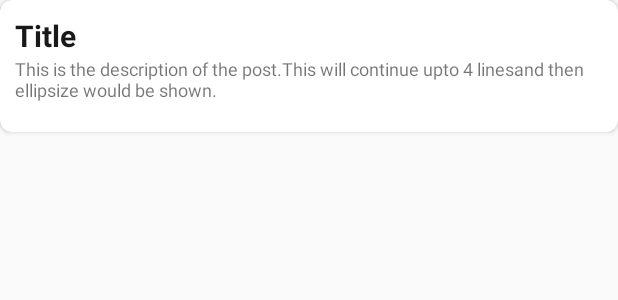
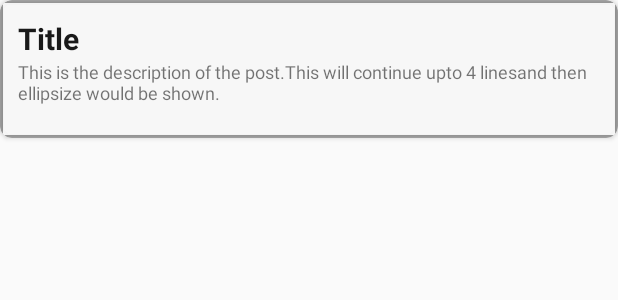
Before and after one commit to RoliVerma/Xnary, an Android app: the layout feed_layout.xml on its own in the app's theme, with its tools: preview values and no code run, on a phone screen of 412 x 824 dp. Shown: the top 300 px of the screen. Run offline under Robolectric (Android 15) with nearby library versions, the phone set to English and light mode, and no system bars.

```diff
--- a/Code/Platform/app/build.gradle
+++ b/Code/Platform/app/build.gradle
@@ -44,4 +44,6 @@ dependencies {
     implementation 'com.google.android.material:material:1.2.0-alpha06'
     implementation 'com.android.support:multidex:1.0.3'
     implementation 'de.hdodenhof:circleimageview:3.1.0'
+    implementation 'com.github.bumptech.glide:glide:4.11.0'
+    annotationProcessor 'com.github.bumptech.glide:compiler:4.11.0'
 }
--- a/Code/Platform/app/src/main/res/layout/activity_home_page.xml
+++ b/Code/Platform/app/src/main/res/layout/activity_home_page.xml
@@ -7,6 +7,7 @@
     tools:context=".HomePageActivity">
 
     <androidx.appcompat.widget.Toolbar
+        android:id="@+id/toolbar"
         android:layout_width="match_parent"
         android:layout_height="wrap_content"
         app:title="@string/app_name"
@@ -17,7 +18,10 @@
         android:id="@+id/container"
         android:layout_width="match_parent"
         android:layout_height="match_parent"
-        android:layout_above="@id/bottom_nav"/>
+        android:layout_above="@id/bottom_nav"
+        android:layout_below="@id/toolbar"
+        android:layout_marginTop="10dp"
+        />
 
     <com.google.android.material.bottomnavigation.BottomNavigationView
         android:id="@+id/bottom_nav"
--- a/Code/Platform/app/src/main/res/layout/feed_layout.xml
+++ b/Code/Platform/app/src/main/res/layout/feed_layout.xml
@@ -3,13 +3,17 @@
     xmlns:app="http://schemas.android.com/apk/res-auto"
     android:layout_width="match_parent"
     android:layout_height="wrap_content"
-    android:elevation="20dp"
-    app:cardCornerRadius="8dp">
+    android:elevation="30dp"
+    app:cardCornerRadius="8dp"
+    android:backgroundTint="@color/overlay_dark_30">
 
     <RelativeLayout
         android:layout_width="match_parent"
         android:layout_height="match_parent"
-        android:padding="10dp">
+        android:padding="10dp"
+        android:layout_margin="2dp"
+        android:background="@color/overlay_light_90"
+       >
 
         <ImageView
             android:id="@+id/img"
@@ -53,16 +57,19 @@
             android:layout_height="50dp"
             android:layout_below="@id/desc"
             app:cardCornerRadius="10dp"
-            android:visibility="gone">
+            android:visibility="gone"
+            android:background="@color/grey_300">
 
             <LinearLayout
                 android:layout_width="match_parent"
-                android:layout_height="wrap_content">
+                android:layout_height="wrap_content"
+                android:background="@color/grey_300">
 
                 <ImageView
                     android:layout_width="48dp"
                     android:layout_height="48dp"
-                    android:src="@mipmap/ic_launcher" />
+                    android:src="@mipmap/ic_launcher"
+                    android:layout_marginRight="10dp"/>
 
                 <TextView
                     android:layout_width="match_parent"
--- a/Code/Platform/app/src/main/res/layout/fragment_home.xml
+++ b/Code/Platform/app/src/main/res/layout/fragment_home.xml
@@ -7,6 +7,7 @@
    <androidx.recyclerview.widget.RecyclerView
        android:id="@+id/feed"
        android:layout_width="match_parent"
-       android:layout_height="match_parent"/>
+       android:layout_height="match_parent"
+       android:layout_margin="5dp"/>
 
 </FrameLayout>
--- a/Code/Platform/app/src/main/res/layout/fragment_search.xml
+++ b/Code/Platform/app/src/main/res/layout/fragment_search.xml
@@ -4,10 +4,5 @@
     android:layout_height="match_parent"
     tools:context="fragments.SearchFragment">
 
-    <!-- TODO: Update blank fragment layout -->
-    <TextView
-        android:layout_width="match_parent"
-        android:layout_height="match_parent"
-        android:text="@string/hello_blank_fragment" />
 
 </FrameLayout>
```
Also changed, not shown: Code/Platform/app/src/main/java/Models/Feed.java (+16 -8 lines), Code/Platform/app/src/main/java/com/devhack/platform/FeedAdapter.java (+23 -15 lines), Code/Platform/app/src/main/java/com/devhack/platform/VerticalSpacingItemDecoration.java (added, +20 -0 lines), Code/Platform/app/src/main/java/fragments/HomeFragment.java (+39 -1 lines).
